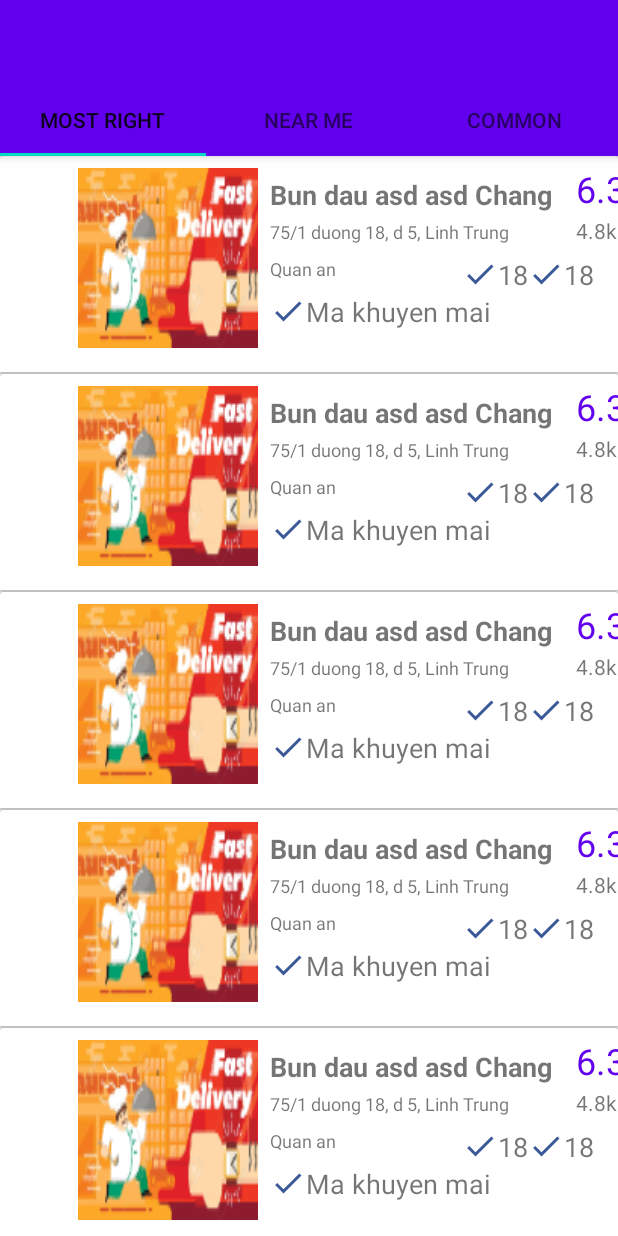
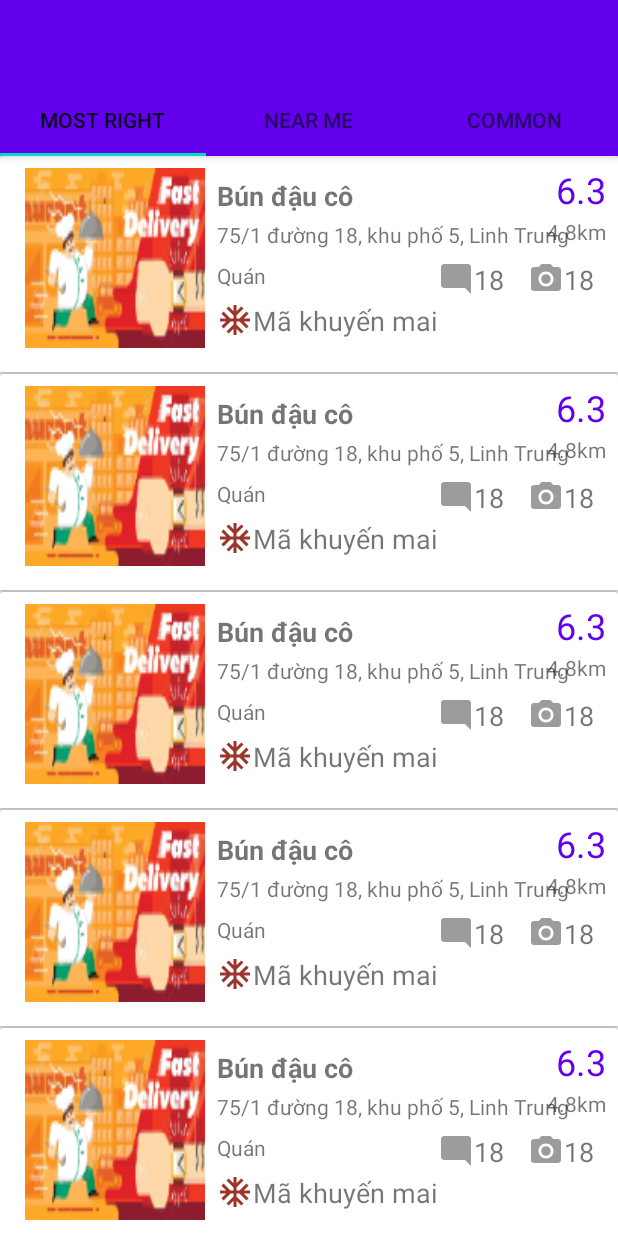
Before and after one commit to trongtran178/food_delivery, an Android app: the screen it shows after launch (SearchResultsActivity), on a phone screen of 412 x 824 dp. Run offline under Robolectric (Android 15) with nearby library versions, the phone set to English and light mode, and no system bars.

Commit message:
Commit changes

```diff
--- /dev/null
+++ b/app/src/main/res/drawable/ic_ac_unit.xml
@@ -0,0 +1,5 @@
+<vector android:height="24dp" android:tint="#9C352C"
+    android:viewportHeight="24.0" android:viewportWidth="24.0"
+    android:width="24dp" xmlns:android="http://schemas.android.com/apk/res/android">
+    <path android:fillColor="#FF000000" android:pathData="M22,11h-4.17l3.24,-3.24 -1.41,-1.42L15,11h-2V9l4.66,-4.66 -1.42,-1.41L13,6.17V2h-2v4.17L7.76,2.93 6.34,4.34 11,9v2H9L4.34,6.34 2.93,7.76 6.17,11H2v2h4.17l-3.24,3.24 1.41,1.42L9,13h2v2l-4.66,4.66 1.42,1.41L11,17.83V22h2v-4.17l3.24,3.24 1.42,-1.41L13,15v-2h2l4.66,4.66 1.41,-1.42L17.83,13H22z"/>
+</vector>
--- /dev/null
+++ b/app/src/main/res/drawable/ic_camera.xml
@@ -0,0 +1,6 @@
+<vector android:height="24dp" android:tint="#9C9C9C"
+    android:viewportHeight="24.0" android:viewportWidth="24.0"
+    android:width="24dp" xmlns:android="http://schemas.android.com/apk/res/android">
+    <path android:fillColor="#FF000000" android:pathData="M12,12m-3.2,0a3.2,3.2 0,1 1,6.4 0a3.2,3.2 0,1 1,-6.4 0"/>
+    <path android:fillColor="#FF000000" android:pathData="M9,2L7.17,4L4,4c-1.1,0 -2,0.9 -2,2v12c0,1.1 0.9,2 2,2h16c1.1,0 2,-0.9 2,-2L22,6c0,-1.1 -0.9,-2 -2,-2h-3.17L15,2L9,2zM12,17c-2.76,0 -5,-2.24 -5,-5s2.24,-5 5,-5 5,2.24 5,5 -2.24,5 -5,5z"/>
+</vector>
--- /dev/null
+++ b/app/src/main/res/drawable/ic_mode_comment.xml
@@ -0,0 +1,5 @@
+<vector android:height="24dp" android:tint="#9C9C9C"
+    android:viewportHeight="24.0" android:viewportWidth="24.0"
+    android:width="24dp" xmlns:android="http://schemas.android.com/apk/res/android">
+    <path android:fillColor="#FF000000" android:pathData="M21.99,4c0,-1.1 -0.89,-2 -1.99,-2H4c-1.1,0 -2,0.9 -2,2v12c0,1.1 0.9,2 2,2h14l4,4 -0.01,-18z"/>
+</vector>
--- a/app/src/main/res/layout/restaurant_search_result_item.xml
+++ b/app/src/main/res/layout/restaurant_search_result_item.xml
@@ -30,10 +30,10 @@
             android:layout_height="wrap_content"
             android:layout_marginStart="8dp"
             android:layout_marginTop="8dp"
+            android:lines="1"
             android:maxWidth="240dp"
             android:minWidth="200dp"
-            android:text="Bun dau asd asd Chang"
-            android:lines="1"
+            android:text="Bún đậu cô "
             android:textSize="18sp"
             android:textStyle="bold"
             app:layout_constraintBottom_toTopOf="@id/textView6"
@@ -45,13 +45,15 @@
             android:id="@+id/ratingNumber"
             android:layout_width="wrap_content"
             android:layout_height="wrap_content"
+            android:layout_marginLeft="4dp"
+            android:layout_marginRight="8dp"
             android:layout_marginBottom="4dp"
-            android:layout_marginLeft="4dp"
             android:gravity="end"
             android:text="6.3"
             android:textColor="@color/colorPrimary"
             android:textSize="24sp"
             app:layout_constraintBottom_toTopOf="@id/address"
+            app:layout_constraintEnd_toEndOf="parent"
             app:layout_constraintLeft_toRightOf="@id/restaurantNameTextView" />
 
         <TextView
@@ -59,8 +61,10 @@
             android:layout_width="wrap_content"
             android:layout_height="wrap_content"
             android:layout_marginLeft="4dp"
+            android:layout_marginRight="8dp"
             android:text="4.8km"
             app:layout_constraintBottom_toTopOf="@id/textView6"
+            app:layout_constraintEnd_toEndOf="parent"
             app:layout_constraintLeft_toRightOf="@id/address"
             app:layout_constraintTop_toBottomOf="@id/ratingNumber"
             app:layout_constraintVertical_bias="0.157" />
@@ -78,8 +82,8 @@
             android:lines="1"
             android:maxWidth="240dp"
             android:minWidth="200dp"
-            android:text="75/1 duong 18, d 5, Linh Trung "
-            android:textSize="12dp"
+            android:text="75/1 đường 18, khu phố 5, Linh Trung"
+            android:textSize="14dp"
             app:layout_constraintBottom_toBottomOf="parent"
             app:layout_constraintEnd_toEndOf="parent"
             app:layout_constraintHorizontal_bias="0.0"
@@ -93,8 +97,8 @@
             android:layout_height="wrap_content"
             android:layout_marginStart="8dp"
             android:layout_marginTop="8dp"
-            android:text="Quan an"
-            android:textSize="12dp"
+            android:text="Quán "
+            android:textSize="14dp"
 
             app:layout_constraintHorizontal_bias="0.0"
             app:layout_constraintStart_toEndOf="@+id/imageView"
@@ -103,29 +107,30 @@
         <LinearLayout
             android:id="@+id/linearLayout2"
             android:layout_width="match_parent"
-
             android:layout_height="wrap_content"
             android:layout_marginEnd="16dp"
             android:gravity="end"
             android:paddingVertical="8dp"
+            app:layout_constraintEnd_toEndOf="parent"
             app:layout_constraintLeft_toRightOf="@id/textView6"
             app:layout_constraintTop_toBottomOf="@id/address">
 
             <ImageView
                 android:layout_width="wrap_content"
                 android:layout_height="wrap_content"
-                android:src="@drawable/ic_check" />
+                android:src="@drawable/ic_mode_comment" />
 
             <TextView
                 android:layout_width="wrap_content"
                 android:layout_height="wrap_content"
+                android:layout_marginRight="16dp"
                 android:text="18"
                 android:textSize="18dp" />
 
             <ImageView
                 android:layout_width="wrap_content"
                 android:layout_height="wrap_content"
-                android:src="@drawable/ic_check" />
+                android:src="@drawable/ic_camera" />
 
             <TextView
                 android:layout_width="wrap_content"
@@ -142,7 +147,7 @@
             android:layout_height="wrap_content"
             android:layout_marginLeft="8dp"
             android:layout_marginTop="8dp"
-            android:src="@drawable/ic_check"
+            android:src="@drawable/ic_ac_unit"
 
             app:layout_constraintLeft_toRightOf="@id/imageView"
             app:layout_constraintTop_toBottomOf="@id/textView6" />
@@ -152,7 +157,7 @@
             android:layout_width="wrap_content"
             android:layout_height="wrap_content"
             android:layout_marginTop="8dp"
-            android:text="Ma khuyen mai"
+            android:text="Mã khuyến mai"
             android:textSize="18dp"
             app:layout_constraintLeft_toRightOf="@id/coupon"
             app:layout_constraintTop_toBottomOf="@id/textView6" />
@@ -163,6 +168,7 @@
             android:layout_height="1dp"
             android:layout_marginTop="16dp"
             android:background="#c0c0c0"
+            android:orientation="horizontal"
             app:layout_constraintTop_toBottomOf="@id/imageView" />
 
     </androidx.constraintlayout.widget.ConstraintLayout>
```
